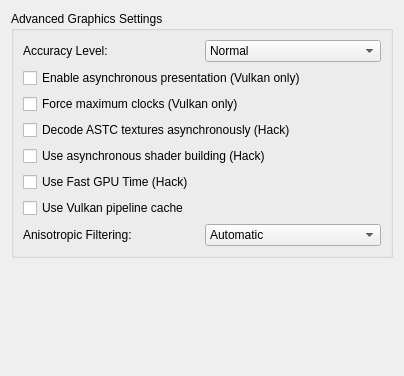
Above: src/yuzu/configuration/configure_graphics_advanced.ui from rorrim-rorrim/eden-alt before the change. Below: the same form after it.
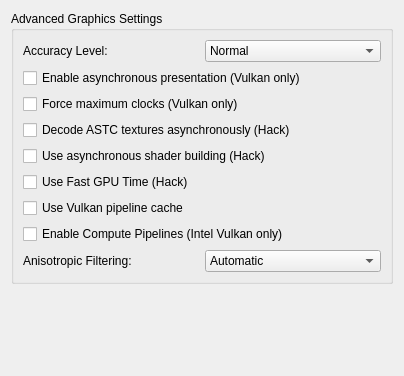
That is the form after the change.

Commit message:
yuzu-qt/config: Add option to disable compute on Intel
This option is only visible if an Intel GPU using the proprietary
driver is found during Vulkan device enumeration.

configure_graphics: More directly get driver id

Vulkan::Device does quite a bit more than we need just to see the
driver ID here.

What changed in the file:
```diff
--- a/src/yuzu/configuration/configure_graphics_advanced.ui
+++ b/src/yuzu/configuration/configure_graphics_advanced.ui
@@ -126,6 +126,17 @@
           </property>
          </widget>
         </item>
+        <item>
+         <widget class="QCheckBox" name="enable_compute_pipelines_checkbox">
+          <property name="toolTip">
+           <string>Enable compute pipelines, required by some games. This setting only exists for Intel proprietary drivers, and may crash if enabled.
+Compute pipelines are always enabled on all other drivers.</string>
+          </property>
+          <property name="text">
+           <string>Enable Compute Pipelines (Intel Vulkan only)</string>
+          </property>
+         </widget>
+        </item>
         <item>
          <widget class="QWidget" name="af_layout" native="true">
           <layout class="QHBoxLayout" name="horizontalLayout_1">
```
The commit also changes 9 other files.
